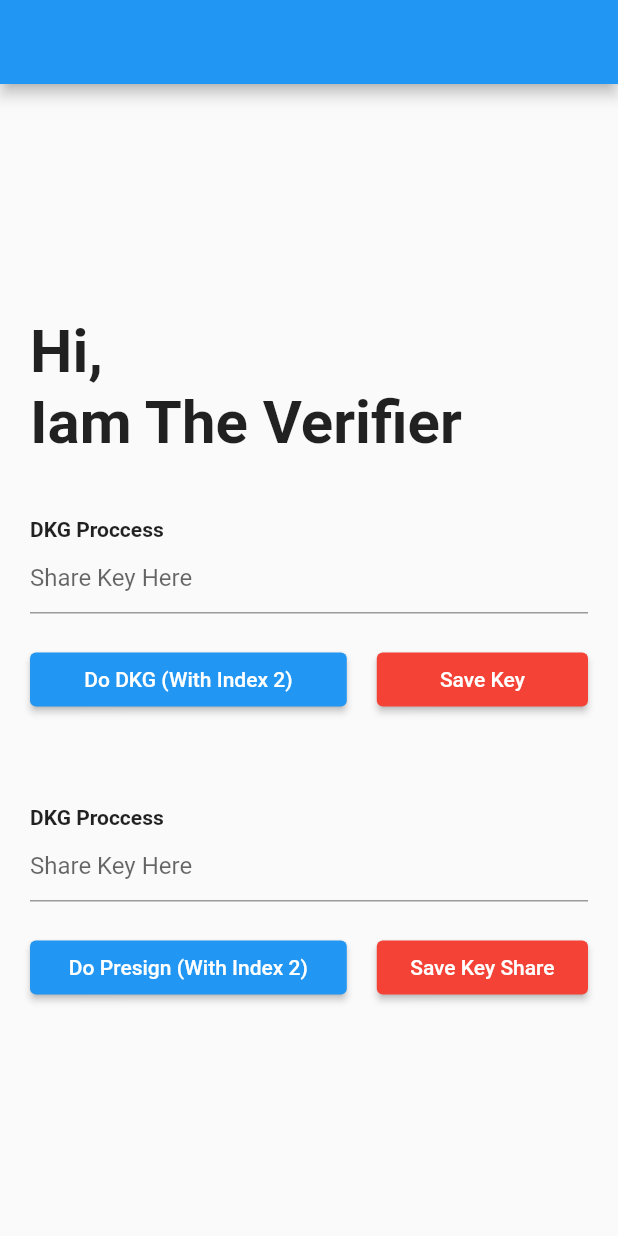
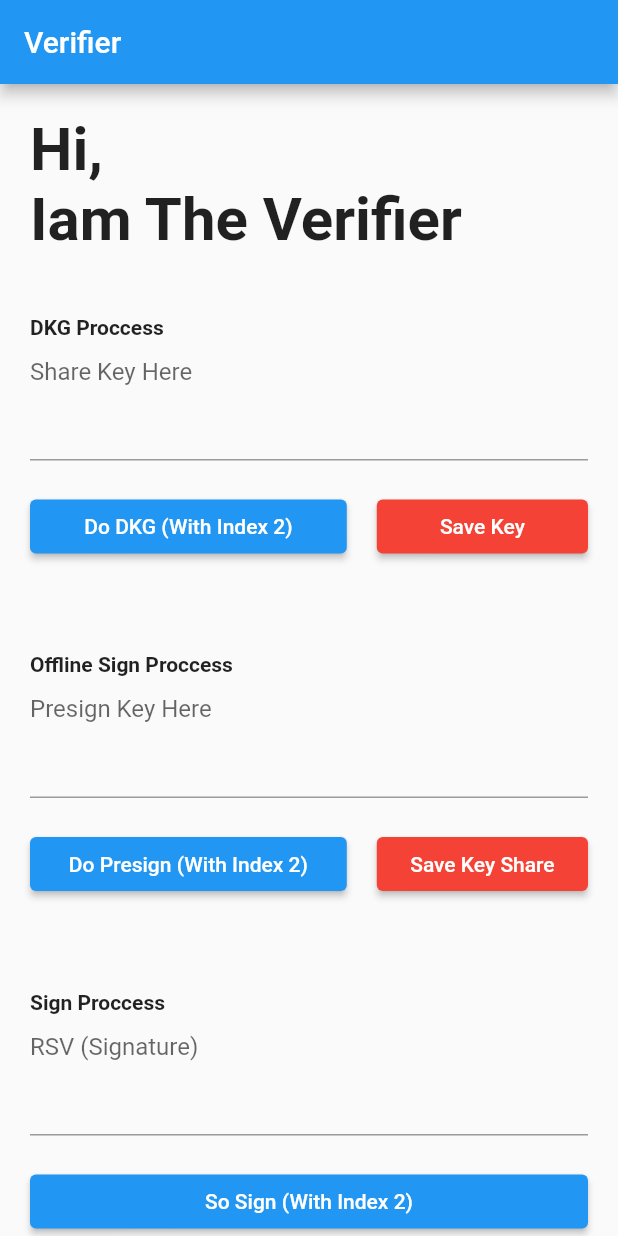
Before and after one commit to kopianan/cb_aaverifier, a Flutter app: the screen it shows after launch, on a phone screen of 412 x 824 dp. Run offline on Flutter 3.47's test engine with Material 2 defaults, Android fonts, the light colour scheme and no system bars; our stand-ins replace flutter_secure_storage; missing offline and left inert: rust_mpc_ffi.

Commit message:
add sign proccess

```diff
--- a/lib/main.dart
+++ b/lib/main.dart
@@ -4,6 +4,7 @@ import 'package:rust_mpc_ffi/lib.dart';
 
 String shareKey = "shared-key";
 String presignKey = "presign-key";
+String signKey = "sign-key";
 void main() {
   CBRustMpc().setup();
   runApp(const MyApp());
@@ -35,13 +36,18 @@ class MyHomePage extends StatefulWidget {
 class _MyHomePageState extends State<MyHomePage> {
   bool dkgState = false;
   bool presignState = false;
+  bool signState = false;
   final dkgText = TextEditingController();
   final presignText = TextEditingController();
+  final signText = TextEditingController();
   @override
   Widget build(BuildContext context) {
     return Scaffold(
-      appBar: AppBar(),
-      body: Padding(
+      appBar: AppBar(
+        title: Text("Verifier"),
+      ),
+      body: SingleChildScrollView(
+        child: Padding(
           padding: const EdgeInsets.all(20.0),
           child: Column(
             crossAxisAlignment: CrossAxisAlignment.start,
@@ -60,8 +66,11 @@ class _MyHomePageState extends State<MyHomePage> {
                     style: TextStyle(fontWeight: FontWeight.bold),
                   ),
                   TextField(
+                    maxLines: 3,
+                    minLines: 3,
                     controller: dkgText,
-                  decoration: const InputDecoration(hintText: "Share Key Here"),
+                    decoration:
+                        const InputDecoration(hintText: "Share Key Here"),
                   ),
                   const SizedBox(height: 20),
                   Row(
@@ -80,7 +89,12 @@ class _MyHomePageState extends State<MyHomePage> {
                             });
                           },
                           child: (dkgState)
-                            ? const CircularProgressIndicator()
+                              ? Transform.scale(
+                                  scale: 0.8,
+                                  child: const CircularProgressIndicator(
+                                    color: Colors.white,
+                                  ),
+                                )
                               : const Text("Do DKG (With Index 2)"),
                         ),
                       ),
@@ -100,7 +114,8 @@ class _MyHomePageState extends State<MyHomePage> {
                                       backgroundColor: Colors.green,
                                       content: Text("Key Saved")));
                             } else {
-                            ScaffoldMessenger.of(context).showSnackBar(SnackBar(
+                              ScaffoldMessenger.of(context).showSnackBar(
+                                  SnackBar(
                                       duration: Duration(seconds: 3),
                                       backgroundColor: Colors.red,
                                       content: Text("Can not save empty key")));
@@ -118,12 +133,15 @@ class _MyHomePageState extends State<MyHomePage> {
                 crossAxisAlignment: CrossAxisAlignment.start,
                 children: [
                   const Text(
-                  "DKG Proccess",
+                    "Offline Sign Proccess",
                     style: TextStyle(fontWeight: FontWeight.bold),
                   ),
                   TextField(
+                    maxLines: 3,
+                    minLines: 3,
                     controller: presignText,
-                  decoration: const InputDecoration(hintText: "Share Key Here"),
+                    decoration:
+                        const InputDecoration(hintText: "Presign Key Here"),
                   ),
                   const SizedBox(height: 20),
                   Row(
@@ -153,7 +171,12 @@ class _MyHomePageState extends State<MyHomePage> {
                             });
                           },
                           child: presignState == true
-                            ? const CircularProgressIndicator()
+                              ? Transform.scale(
+                                  scale: 0.8,
+                                  child: const CircularProgressIndicator(
+                                    color: Colors.white,
+                                  ),
+                                )
                               : const Text("Do Presign (With Index 2)"),
                         ),
                       ),
@@ -186,8 +209,65 @@ class _MyHomePageState extends State<MyHomePage> {
                     ],
                   )
                 ],
+              ),
+              const SizedBox(height: 60),
+              Column(
+                crossAxisAlignment: CrossAxisAlignment.start,
+                children: [
+                  const Text(
+                    "Sign Proccess",
+                    style: TextStyle(fontWeight: FontWeight.bold),
+                  ),
+                  TextField(
+                    maxLines: 3,
+                    minLines: 3,
+                    controller: signText,
+                    decoration:
+                        const InputDecoration(hintText: "RSV (Signature)"),
+                  ),
+                  const SizedBox(height: 20),
+                  Row(
+                    children: [
+                      Expanded(
+                        flex: 3,
+                        child: ElevatedButton(
+                          onPressed: () async {
+                            setState(() {
+                              signState = true;
+                            });
+                            final key = await Storage.loadKey(presignKey);
+                            if (key != null) {
+                              var doPresign =
+                                  await CBRustMpc().sign(2, key, "message");
+                              signText.text = doPresign.toString();
+                            } else {
+                              ScaffoldMessenger.of(context).showSnackBar(
+                                  const SnackBar(
+                                      duration: Duration(seconds: 3),
+                                      backgroundColor: Colors.red,
+                                      content: Text("Signature Empty")));
+                            }
+
+                            setState(() {
+                              signState = false;
+                            });
+                          },
+                          child: signState == true
+                              ? Transform.scale(
+                                  scale: 0.8,
+                                  child: const CircularProgressIndicator(
+                                    color: Colors.white,
+                                  ),
+                                )
+                              : const Text("So Sign (With Index 2)"),
+                        ),
+                      ),
+                    ],
                   )
                 ],
+              )
+            ],
+          ),
         ),
       ),
     );
```
Also changed, not shown: 1 other file. Lines whose indentation alone changed are shown as unchanged.
